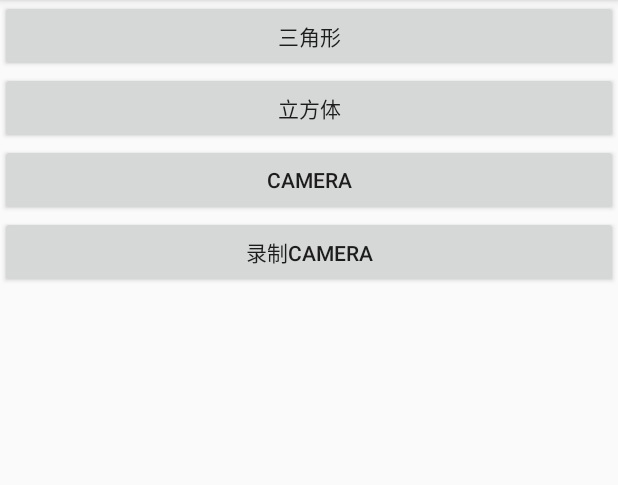
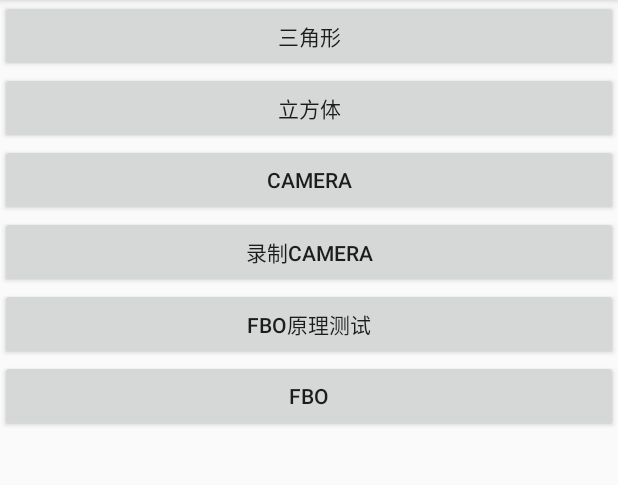
Before and after one commit to godtrace12/DOpenglTest, an Android app: the screen it shows after launch (MainActivity), on a phone screen of 412 x 824 dp, the part 84-569 px from its top. Run offline under Robolectric (Android 15) with nearby library versions, the phone set to English and light mode, and no system bars.

Commit message:
fbo代码细节调整。

```diff
--- a/appgl/src/main/AndroidManifest.xml
+++ b/appgl/src/main/AndroidManifest.xml
@@ -19,7 +19,9 @@
         <activity android:name=".camera.CameraActivity"></activity>
         <activity android:name=".camera.CameraRecordActivity"></activity>
         <activity android:name=".basicdraw.TriangleSampleActivity" />
+        <activity android:name=".fbo.TriangleFboActivity" />
         <activity android:name=".basicdraw.CubicSampleActivity" />
+        <activity android:name=".fbo.RectFboTestActivity" />
         <activity android:name=".MainActivity">
             <intent-filter>
                 <action android:name="android.intent.action.MAIN" />
--- a/appgl/src/main/res/layout/activity_main.xml
+++ b/appgl/src/main/res/layout/activity_main.xml
@@ -40,6 +40,18 @@
                 android:layout_height="wrap_content"
                 android:text="录制Camera"/>
 
+            <Button
+                android:id="@+id/btnFBOTest"
+                android:layout_width="match_parent"
+                android:layout_height="wrap_content"
+                android:text="FBO原理测试"/>
+
+            <Button
+                android:id="@+id/btnFBO"
+                android:layout_width="match_parent"
+                android:layout_height="wrap_content"
+                android:text="FBO"/>
+
         </LinearLayout>
 
 
```
Also changed, not shown: appgl/src/main/java/com/example/dj/appgl/basicdraw/RectTextureFboRenderer.java (+17 -4 lines), appgl/src/main/java/com/example/dj/appgl/camera/base/BaseRectTextureRender.java (+23 -2 lines), appgl/src/main/java/com/example/dj/appgl/filter/ScreenFilter2.java (added, +10 -0 lines), appgl/src/main/java/com/example/dj/appgl/filter/TriangleEdgeFilter.java (added, +12 -0 lines), appgl/src/main/java/com/example/dj/appgl/filter/base/AbstractFboFilter2.java (+13 -14 lines), 3 other files.
